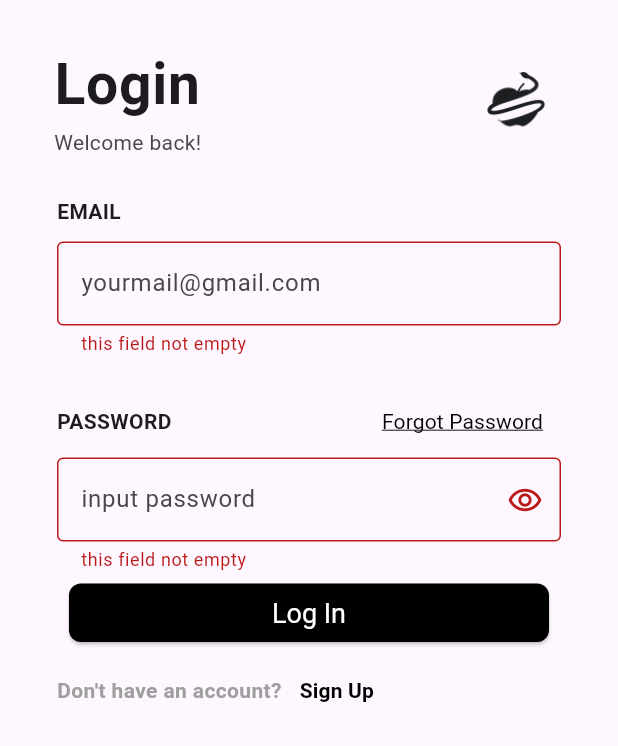
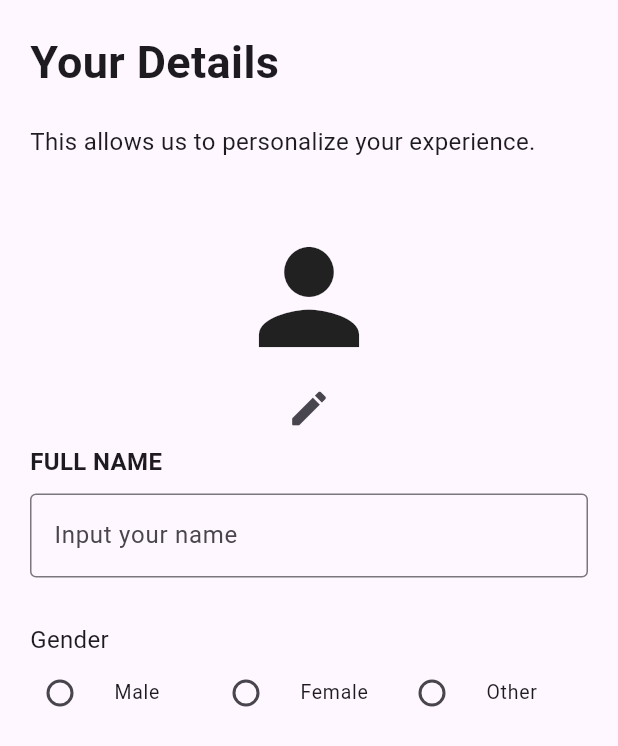
Before and after one commit to Muhammad-Monir/ForbiddenWell, a Flutter app: the screen it shows after launch, after a tap on "Continue", after a tap on "Log In", on a phone screen of 412 x 824 dp. Shown: the top 746 px of the screen. Run offline on Flutter 3.47's test engine with Material 3 defaults, Android fonts, the phone set to English and light mode, and no system bars; our stand-ins replace google_fonts; Roboto replaces fonts that are missing (Ubuntu).

Commit message:
user details page

```diff
--- /dev/null
+++ b/lib/common/widgets/radio_button.dart
@@ -0,0 +1,33 @@
+import 'package:flutter/material.dart';
+
+enum GenderTypeEnum { Male, Female, Other }
+
+class RadioButton extends StatelessWidget {
+  RadioButton({
+    Key? key,
+    required this.title,
+    required this.value,
+    required this.genderTypeEnum,
+    required this.onChanged,
+}) : super (key: key);
+
+
+  String? title;
+  GenderTypeEnum value;
+  GenderTypeEnum? genderTypeEnum;
+  Function(GenderTypeEnum?)? onChanged;
+
+  @override
+  Widget build(BuildContext context) {
+    return Expanded(
+      child: RadioListTile<GenderTypeEnum>(
+        title: Text('${title}'),
+        value: GenderTypeEnum.Male,
+        groupValue: genderTypeEnum,
+        onChanged: onChanged,
+        dense: true,
+        contentPadding: const EdgeInsets.all(0.0),
+      ),
+    );
+  }
+}
--- a/lib/screens/change_password_page.dart
+++ b/lib/screens/change_password_page.dart
@@ -71,7 +71,7 @@ class _ChangePasswordPageState extends State<ChangePasswordPage> {
                 ),
                 TextFormField(
                   controller: _newPasswordController,
-                  keyboardType: TextInputType.number,
+                  keyboardType: TextInputType.text,
                   decoration: InputDecoration(
                     border: const OutlineInputBorder(),
                     suffixIcon: IconButton(
@@ -99,7 +99,7 @@ class _ChangePasswordPageState extends State<ChangePasswordPage> {
                 ),
                 TextFormField(
                   controller: _confirmPasswordController,
-                  keyboardType: TextInputType.number,
+                  keyboardType: TextInputType.text,
                   decoration: InputDecoration(
                     border: const OutlineInputBorder(),
                     suffixIcon: IconButton(
--- a/lib/screens/log_in_page.dart
+++ b/lib/screens/log_in_page.dart
@@ -4,6 +4,7 @@ import 'package:google_fonts/google_fonts.dart';
 
 import 'forgot_password_page.dart';
 import 'sign_up_page.dart';
+import 'your_details_page.dart';
 
 class LogInPage extends StatefulWidget {
   const LogInPage({super.key});
@@ -131,13 +132,17 @@ class _LogInPageState extends State<LogInPage> {
                       },
                       obscureText: isObscure,
                     ),
+                    const SizedBox(height: 40),
                     LongButton(
                       title: 'Log In',
                       onPressed: () {
                         _logIn();
                       },
                     ),
-                    Row(
+                    const SizedBox(height: 250),
+                    Center(
+                      child: Row(
+                        mainAxisAlignment: MainAxisAlignment.center,
                         children: [
                           Text(
                             "Don't have an account?",
@@ -158,7 +163,8 @@ class _LogInPageState extends State<LogInPage> {
                             ),
                           ),
                         ],
-                    )
+                      ),
+                    ),
                   ],
                 ),
               ),
@@ -177,7 +183,7 @@ class _LogInPageState extends State<LogInPage> {
   }
 
   void _logIn() {
-    if (_formKey.currentState!.validate()) {}
+    Navigator.pushReplacement(context, MaterialPageRoute(builder: (context) => const YourDetailsPage(),),);
   }
 
   void _signUp() {
--- a/lib/screens/onboarding_screen.dart
+++ b/lib/screens/onboarding_screen.dart
@@ -15,8 +15,7 @@ class _OnboardingScreenState extends State<OnboardingScreen> {
   @override
   Widget build(BuildContext context) {
     return Scaffold(
-      body: Center(
-        child: Column(
+      body: Column(
         mainAxisAlignment: MainAxisAlignment.center,
         children: [
           Image.asset(
@@ -46,7 +45,7 @@ class _OnboardingScreenState extends State<OnboardingScreen> {
             ),
           ),
           const SizedBox(
-              height: 60,
+            height: 150,
           ),
           LongButton(
             onPressed: () => Navigator.pushReplacement(
@@ -59,7 +58,6 @@ class _OnboardingScreenState extends State<OnboardingScreen> {
           ),
         ],
       ),
-      ),
     );
   }
 }
--- a/lib/screens/sign_up_page.dart
+++ b/lib/screens/sign_up_page.dart
@@ -104,7 +104,7 @@ class _SignUpPageState extends State<SignUpPage> {
                     },
                   ),
                   const SizedBox(
-                    height: 100,
+                    height: 200,
                   ),
                   Text(
                     'By clicking Join Forbidden Well, you are agreeing to the\n Terms of Use and the Privacy Policy',
--- /dev/null
+++ b/lib/screens/your_details_page.dart
@@ -0,0 +1,182 @@
+import 'package:black_mamba/common/widgets/radio_button.dart';
+import 'package:flutter/material.dart';
+import 'package:google_fonts/google_fonts.dart';
+
+class YourDetailsPage extends StatefulWidget {
+  const YourDetailsPage({super.key});
+
+  @override
+  State<YourDetailsPage> createState() => _YourDetailsPageState();
+}
+
+class _YourDetailsPageState extends State<YourDetailsPage> {
+  final _nameController = TextEditingController();
+  GenderTypeEnum? genderTypeEnum;
+
+  @override
+  Widget build(BuildContext context) {
+    return Scaffold(
+      body: Padding(
+        padding: const EdgeInsets.all(20.0),
+        child: Column(
+          crossAxisAlignment: CrossAxisAlignment.start,
+          children: [
+            Text(
+              'Your Details',
+              style: GoogleFonts.ubuntu(
+                fontSize: 30,
+                fontWeight: FontWeight.w700,
+              ),
+            ),
+            const SizedBox(
+              height: 20,
+            ),
+            Text(
+              'This allows us to personalize your experience.',
+              style: GoogleFonts.ubuntu(
+                fontWeight: FontWeight.w400,
+                fontSize: 16,
+              ),
+            ),
+            const SizedBox(
+              height: 42,
+            ),
+            Center(
+              child: Column(
+                children: [
+                  const Icon(
+                    Icons.person,
+                    size: 100,
+                  ),
+                  IconButton(
+                    onPressed: () {
+                      _showImagePicker();
+                    },
+                    icon: const Icon(
+                      Icons.mode_edit_outline_rounded,
+                      size: 30,
+                    ),
+                  ),
+                ],
+              ),
+            ),
+            Text(
+              'FULL NAME',
+              style: GoogleFonts.ubuntu(
+                fontSize: 16,
+                fontWeight: FontWeight.w700,
+              ),
+            ),
+            const SizedBox(
+              height: 10,
+            ),
+            TextFormField(
+              controller: _nameController,
+              keyboardType: TextInputType.name,
+              decoration: const InputDecoration(
+                border: OutlineInputBorder(),
+                hintText: 'Input your name',
+              ),
+            ),
+            const SizedBox(
+              height: 30,
+            ),
+            Text(
+              'Gender',
+              style: GoogleFonts.ubuntu(
+                fontWeight: FontWeight.w400,
+                fontSize: 16,
+              ),
+            ),
+            Row(
+              children: [
+                RadioButton(
+                  title: GenderTypeEnum.Male.name,
+                  value: GenderTypeEnum.Male,
+                  genderTypeEnum: genderTypeEnum,
+                  onChanged: (value) {
+                    genderTypeEnum = value;
+                  },
+                ),
+                RadioButton(
+                  title: GenderTypeEnum.Female.name,
+                  value: GenderTypeEnum.Female,
+                  genderTypeEnum: genderTypeEnum,
+                  onChanged: (value) {
+                    genderTypeEnum = value;
+                  },
+                ),
+                RadioButton(
+                  title: GenderTypeEnum.Other.name,
+                  value: GenderTypeEnum.Other,
+                  genderTypeEnum: genderTypeEnum,
+                  onChanged: (value) {
+                    genderTypeEnum = value;
+                  },
+                ),
+              ],
+            ),
+          ],
+        ),
+      ),
+    );
+  }
+
+  @override
+  void dispose() {
+    _nameController.dispose();
+    super.dispose();
+  }
+
+  void _showImagePicker() {
+    showModalBottomSheet(
+      backgroundColor: Colors.white70,
+      context: context,
+      builder: (context) {
+        return Padding(
+          padding: const EdgeInsets.all(20.0),
+          child: SizedBox(
+            width: MediaQuery.of(context).size.width,
+            height: MediaQuery.of(context).size.height / 4.5,
+            child: Row(
+              children: [
+                Expanded(
+                  child: InkWell(
+                    onTap: () {},
+                    child: const SizedBox(
+                      child: Column(
+                        children: [
+                          Icon(
+                            Icons.camera_alt,
+                            size: 70,
+                          ),
+                          Text('Camera'),
+                        ],
+                      ),
+                    ),
+                  ),
+                ),
+                Expanded(
+                  child: InkWell(
+                    onTap: () {},
+                    child: const SizedBox(
+                      child: Column(
+                        children: [
+                          Icon(
+                            Icons.image,
+                            size: 70,
+                          ),
+                          Text('Gallery'),
+                        ],
+                      ),
+                    ),
+                  ),
+                )
+              ],
+            ),
+          ),
+        );
+      },
+    );
+  }
+}
```
Lines whose indentation alone changed are shown as unchanged.
